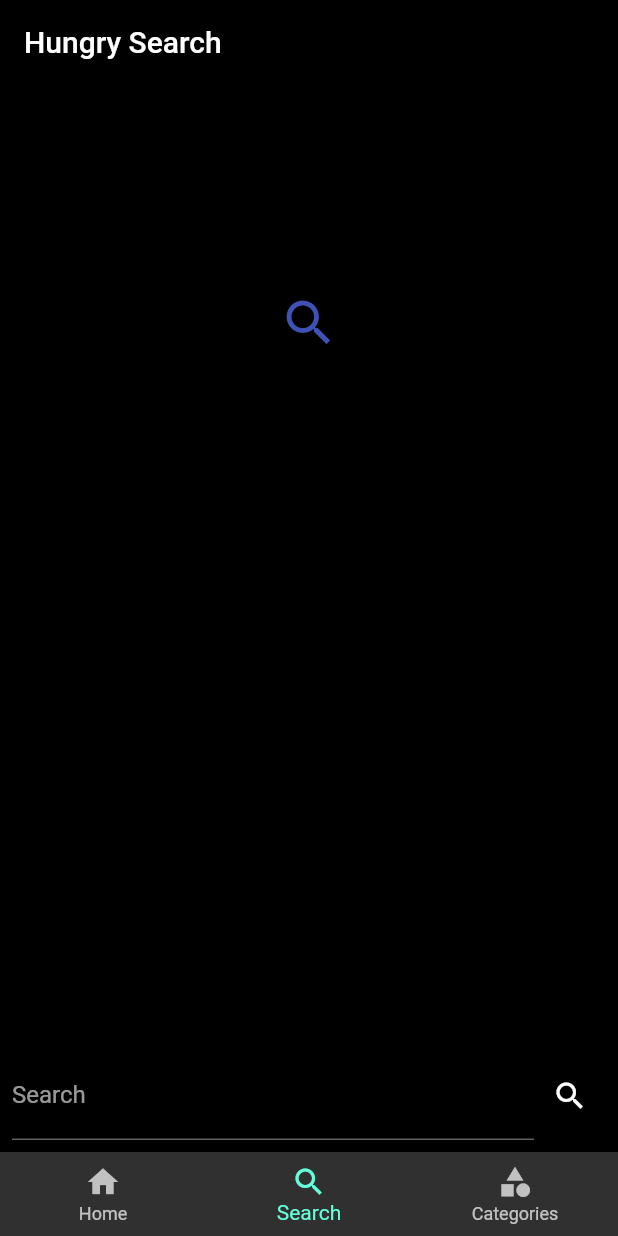
After one commit to ArpanKIIT2017/hungryflutter_starter, a Flutter app: the screen it shows after launch, item 2 of the bottom bar chosen, on a phone screen of 412 x 824 dp. The commit adds this screen. Run offline on Flutter 3.47's test engine with Material 2 defaults, Android fonts, the phone set to English and light mode, and no system bars.

Commit message:
Full commit

```diff
--- /dev/null
+++ b/lib/Screens/SearchScreen.dart
@@ -0,0 +1,99 @@
+import 'package:flutter/material.dart';
+import 'package:hungryflutter/Models/Meal.dart';
+import 'package:hungryflutter/Models/UIConstants.dart';
+import 'package:hungryflutter/custom_widgets/FoodView.dart';
+import 'package:hungryflutter/services/RecipeService.dart';
+
+class SearchScreen extends StatefulWidget {
+  @override
+  _SearchScreenState createState() => _SearchScreenState();
+}
+
+class _SearchScreenState extends State<SearchScreen> {
+  String _searchQueryText;
+
+  bool _hasData = false;
+  bool _isLoading = false;
+
+  SearchResult result = SearchResult(meals : []);
+
+  getData() async {
+    setState(() {
+      _hasData = false;
+      _isLoading = true;
+    });
+    result = await RecipeService.getRecipes(_searchQueryText);
+    setState(() {
+      _isLoading = false;
+      _hasData = true;
+    });
+    print(result.meals);
+  }
+
+  @override
+  Widget build(BuildContext context) {
+    return Scaffold(
+      appBar: AppBar(
+        title: Text("Hungry Search"),
+        backgroundColor: UIConstants.scaffoldColor,
+      ),
+      body: Container(
+          child: Column(
+        mainAxisAlignment: MainAxisAlignment.end,
+        //crossAxisAlignment: CrossAxisAlignment.stretch,
+        children: <Widget>[
+          Visibility(
+            visible: !_hasData,
+            child: blankBox(),
+          ),
+          Expanded(
+            child: Visibility(
+              visible: _hasData && !_isLoading,
+              child: FoodView(result.meals),
+            ),
+          ),
+          getSearchWidget(),
+        ],
+      )),
+    );
+  }
+
+  getSearchWidget() {
+    return Container(
+      padding: EdgeInsets.all(8),
+      child: Row(
+        children: <Widget>[
+          Expanded(
+            child: TextField(
+              decoration: InputDecoration(labelText: "Search"),
+              onChanged: (value) {
+                _searchQueryText = value;
+              },
+            ),
+          ),
+          IconButton(
+            onPressed: () {
+              getData();
+            },
+            icon: Icon(Icons.search),
+          )
+        ],
+      ),
+    );
+  }
+
+  blankBox() {
+    return Expanded(
+      child: Center(
+        child: Container(
+          child: Visibility(
+              child: (_isLoading) ? CircularProgressIndicator() : Icon(
+            Icons.search,
+            size: 40,
+            color: Colors.indigo,
+          )),
+        ),
+      ),
+    );
+  }
+}
--- a/lib/main.dart
+++ b/lib/main.dart
@@ -1,5 +1,6 @@
 import 'package:flutter/material.dart';
 import 'package:hungryflutter/Models/UIConstants.dart';
+import 'package:hungryflutter/Screens/SearchScreen.dart';
 
 void main() => runApp(MyApp());
 
@@ -29,7 +30,7 @@ class _MyHomePageState extends State<MyHomePage> {
   int _currentIndex = 0;
   List<Widget> _children = [
     Container(),
-    Container(),
+    SearchScreen(),
     Container()
   ];
 
```
Also changed, not shown: lib/Screens/MealDetail.dart (added, +116 -0 lines), lib/custom_widgets/FoodView.dart (added, +84 -0 lines), lib/custom_widgets/SearchWidget.dart (added).
